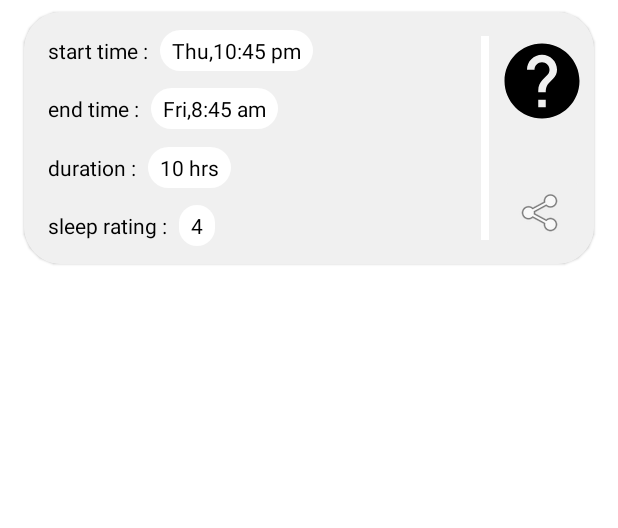
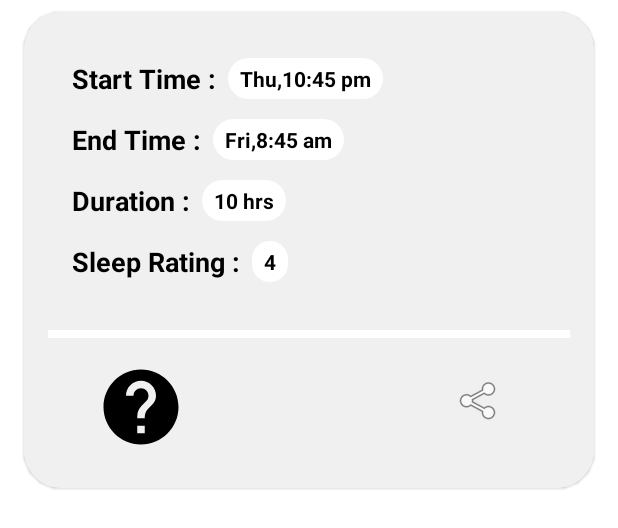
Before and after one commit to sakets3010/NightNight, an Android app: the layout list_item_sleep.xml on its own in the app's theme, with its tools: preview values and no code run, on a phone screen of 412 x 824 dp. Shown: the top 528 px of the screen. Run offline under Robolectric (Android 15) with nearby library versions, the phone set to English and light mode, and no system bars.

Commit message:
fixed bugs,improved ui.

```diff
--- a/app/src/main/java/com/example/nightnight/MainActivity.kt
+++ b/app/src/main/java/com/example/nightnight/MainActivity.kt
@@ -5,8 +5,8 @@ import android.view.View
 import androidx.appcompat.app.AppCompatActivity
 import androidx.navigation.Navigation
 import androidx.navigation.ui.setupWithNavController
+import com.example.nightnight.R
 import com.example.nightnight.databinding.ActivityMainBinding
-import com.google.android.material.bottomnavigation.BottomNavigationView
 import dagger.hilt.android.AndroidEntryPoint
 
 @AndroidEntryPoint
@@ -14,8 +14,11 @@ class MainActivity : AppCompatActivity() {
     private lateinit var binding: ActivityMainBinding
     override fun onCreate(savedInstanceState: Bundle?) {
         super.onCreate(savedInstanceState)
+
         binding = ActivityMainBinding.inflate(layoutInflater)
+
         setContentView(binding.root)
+
         val navController = Navigation.findNavController(this, R.id.home_nav)
 
         binding.bottomNavigation.setupWithNavController(navController)
--- a/app/src/main/java/com/example/nightnight/db/NightDao.kt
+++ b/app/src/main/java/com/example/nightnight/db/NightDao.kt
@@ -15,8 +15,8 @@ interface NightDao {
     @Update
     suspend fun update(night: Night)
 
-    @Query("SELECT * from Night WHERE id = :key")
-    suspend fun getData(key: Long): Night?
+    @Query("SELECT * from Night WHERE id = :nightId")
+    suspend fun getData(nightId: Long): Night?
 
     @Query("SELECT * FROM Night ORDER BY id DESC LIMIT 1")
     suspend fun getLastNight(): Night?
--- a/app/src/main/java/com/example/nightnight/db/NightDatabase.kt
+++ b/app/src/main/java/com/example/nightnight/db/NightDatabase.kt
@@ -7,6 +7,7 @@ import androidx.room.RoomDatabase
 
 @Database(entities = [Night::class], version = 3,exportSchema = false)
 abstract class NightDatabase : RoomDatabase() {
+
     abstract fun nightDao(): NightDao
 
     companion object {
--- a/app/src/main/java/com/example/nightnight/NightRepository.kt
+++ b/app/src/main/java/com/example/nightnight/db/NightRepository.kt
@@ -1,8 +1,6 @@
-package com.example.nightnight
+package com.example.nightnight.db
 
 import androidx.lifecycle.LiveData
-import com.example.nightnight.db.Night
-import com.example.nightnight.db.NightDao
 import javax.inject.Inject
 
 
--- a/app/src/main/java/com/example/nightnight/di/DatabaseModule.kt
+++ b/app/src/main/java/com/example/nightnight/di/DBModule.kt
@@ -1,7 +1,7 @@
 package com.example.nightnight.di
 
 import android.content.Context
-import com.example.nightnight.NightRepository
+import com.example.nightnight.db.NightRepository
 import com.example.nightnight.db.NightDao
 import com.example.nightnight.db.NightDatabase
 import dagger.hilt.InstallIn
--- a/app/src/main/java/com/example/nightnight/rating/RatingFragment.kt
+++ b/app/src/main/java/com/example/nightnight/rating/RatingFragment.kt
@@ -29,7 +29,7 @@ class RatingFragment : Fragment() {
         val args: RatingFragmentArgs by navArgs()
         _binding = FragmentRatingBinding.inflate(inflater, container, false)
 
-        binding.timeText.base = SystemClock.elapsedRealtime() - args.time
+        binding.timeText.base = SystemClock.elapsedRealtime().minus(args.time)
 
         binding.veryUpset.setOnClickListener {
             update(1,args.id)
@@ -46,6 +46,7 @@ class RatingFragment : Fragment() {
         binding.veryHappy.setOnClickListener {
             update(5,args.id)
         }
+
         return binding.root
     }
 
--- a/app/src/main/res/layout/activity_main.xml
+++ b/app/src/main/res/layout/activity_main.xml
@@ -15,6 +15,7 @@
         app:navGraph="@navigation/nav"
         tools:layout_editor_absoluteX="1dp"
         tools:layout_editor_absoluteY="1dp" />
+
     <com.google.android.material.bottomnavigation.BottomNavigationView
         android:id="@+id/bottom_navigation"
         app:layout_constraintBottom_toBottomOf="parent"
--- a/app/src/main/res/layout/list_item_sleep.xml
+++ b/app/src/main/res/layout/list_item_sleep.xml
@@ -21,8 +21,9 @@
 
         <androidx.constraintlayout.widget.ConstraintLayout
             android:layout_width="match_parent"
-            android:layout_height="match_parent"
-            android:background="@color/colorFragmentBackground">
+            android:layout_height="wrap_content"
+            android:background="@color/colorFragmentBackground"
+            android:padding="16sp">
 
             <TextView
                 android:id="@+id/sleep_time_start_text"
@@ -32,8 +33,8 @@
                 android:layout_marginTop="16dp"
                 android:text="@string/start_time"
                 android:textColor="@color/colorBlack"
-                android:textSize="14sp"
-                app:layout_constraintBottom_toTopOf="@+id/sleep_time_end_text"
+                android:textStyle="bold"
+                android:textSize="18sp"
                 app:layout_constraintStart_toStartOf="parent"
                 app:layout_constraintTop_toTopOf="parent"
                 app:layout_constraintVertical_chainStyle="spread_inside" />
@@ -43,6 +44,7 @@
                 android:layout_width="wrap_content"
                 android:layout_height="wrap_content"
                 android:layout_marginStart="8dp"
+                android:textStyle="bold"
                 android:background="@drawable/rounded_white_bg"
                 android:paddingStart="8dp"
                 android:paddingEnd="8dp"
@@ -60,9 +62,10 @@
                 android:layout_marginStart="16dp"
                 android:layout_marginTop="16dp"
                 android:text="@string/duration_"
+                android:textStyle="bold"
                 android:textColor="@color/colorBlack"
-                android:textSize="14sp"
-                app:layout_constraintBottom_toTopOf="@+id/sleep_quality_indicator"
+                android:textSize="18sp"
+
                 app:layout_constraintStart_toStartOf="parent"
                 app:layout_constraintTop_toBottomOf="@+id/sleep_time_end_text" />
 
@@ -74,6 +77,7 @@
                 android:background="@drawable/rounded_white_bg"
                 android:paddingStart="8dp"
                 android:paddingEnd="8dp"
+                android:textStyle="bold"
                 android:textColor="@color/colorBlack"
                 android:textSize="14sp"
                 app:layout_constraintBottom_toBottomOf="@id/sleep_time_duration_text"
@@ -87,10 +91,10 @@
                 android:layout_height="wrap_content"
                 android:layout_marginStart="16dp"
                 android:layout_marginTop="16dp"
+                android:textStyle="bold"
                 android:text="@string/end_time"
                 android:textColor="@color/colorBlack"
-                android:textSize="14sp"
-                app:layout_constraintBottom_toTopOf="@+id/sleep_time_duration_text"
+                android:textSize="18sp"
                 app:layout_constraintStart_toStartOf="parent"
                 app:layout_constraintTop_toBottomOf="@+id/sleep_time_start_text" />
 
@@ -102,6 +106,7 @@
                 android:background="@drawable/rounded_white_bg"
                 android:paddingStart="8dp"
                 android:paddingEnd="8dp"
+                android:textStyle="bold"
                 android:textColor="@color/colorBlack"
                 android:textSize="14sp"
                 app:layout_constraintBottom_toBottomOf="@id/sleep_time_end_text"
@@ -116,10 +121,11 @@
                 android:layout_marginStart="16dp"
                 android:layout_marginTop="16dp"
                 android:layout_marginBottom="16dp"
+                android:textStyle="bold"
                 android:text="@string/sleep_rating"
                 android:textColor="@color/colorBlack"
-                android:textSize="14sp"
-                app:layout_constraintBottom_toBottomOf="parent"
+                android:textSize="18sp"
+
                 app:layout_constraintStart_toStartOf="parent"
                 app:layout_constraintTop_toBottomOf="@+id/sleep_time_duration_text" />
 
@@ -132,6 +138,7 @@
                 android:paddingStart="8dp"
                 android:paddingEnd="8dp"
                 android:textColor="@color/colorBlack"
+                android:textStyle="bold"
                 android:textSize="14sp"
                 app:layout_constraintBottom_toBottomOf="@id/sleep_quality_indicator"
                 app:layout_constraintStart_toEndOf="@id/sleep_quality_indicator"
@@ -140,40 +147,38 @@
 
             <View
                 android:id="@+id/view_divider"
-                android:layout_width="5dp"
-                android:layout_height="0dp"
-                android:layout_marginTop="16dp"
-                android:layout_marginEnd="70dp"
-                android:layout_marginBottom="16dp"
+                android:layout_width="0dp"
+                android:layout_height="5dp"
+                android:layout_marginTop="32dp"
                 android:background="@color/colorWhite"
-                app:layout_constraintBottom_toBottomOf="parent"
                 app:layout_constraintEnd_toEndOf="parent"
-                app:layout_constraintTop_toTopOf="parent" />
+                app:layout_constraintStart_toStartOf="parent"
+                app:layout_constraintTop_toBottomOf="@id/sleep_rating_text" />
 
             <de.hdodenhof.circleimageview.CircleImageView
                 android:id="@+id/rating_image"
                 android:layout_width="60dp"
                 android:layout_height="60dp"
+                android:layout_marginStart="32dp"
                 android:layout_marginTop="16dp"
-                android:layout_marginBottom="32dp"
+                android:layout_marginBottom="8dp"
                 android:src="@drawable/ic_baseline_help_24"
-                app:layout_constraintBottom_toTopOf="@+id/shareButton"
-                app:layout_constraintEnd_toEndOf="parent"
-                app:layout_constraintHorizontal_bias="0.5"
-                app:layout_constraintStart_toEndOf="@id/view_divider"
-                app:layout_constraintTop_toTopOf="parent"
+                app:layout_constraintStart_toStartOf="@+id/view_divider"
+                app:layout_constraintTop_toBottomOf="@+id/view_divider"
+                app:layout_constraintBottom_toBottomOf="parent"
+                app:layout_constraintVertical_bias="0.0"
                 app:layout_constraintVertical_chainStyle="packed" />
 
             <ImageButton
                 android:id="@+id/shareButton"
                 android:layout_width="wrap_content"
                 android:layout_height="wrap_content"
+                android:layout_marginEnd="32dp"
                 android:layout_marginBottom="8dp"
                 android:backgroundTint="@color/colorFragmentBackground"
-                app:layout_constraintBottom_toBottomOf="parent"
-                app:layout_constraintEnd_toEndOf="@id/rating_image"
-                app:layout_constraintStart_toStartOf="@id/rating_image"
-                app:layout_constraintTop_toBottomOf="@+id/rating_image"
+                app:layout_constraintBottom_toBottomOf="@id/rating_image"
+                app:layout_constraintEnd_toEndOf="parent"
+                app:layout_constraintTop_toTopOf="@+id/rating_image"
                 app:srcCompat="@android:drawable/ic_menu_share" />
 
 
--- a/app/src/main/res/values/strings.xml
+++ b/app/src/main/res/values/strings.xml
@@ -4,18 +4,18 @@
     <string name="hello_blank_fragment">Hello blank fragment</string>
     <string name="client_id">1078958188393-g0dqbsee7li9bqh7m0o8drvr31u9h0um.apps.googleusercontent.com</string>
     <string name="rate_your_sleep">Rate your Sleep</string>
-    <string name="start_time">start time :</string>
-    <string name="end_time">end time :</string>
-    <string name="sleep_rating">sleep rating :</string>
+    <string name="start_time">Start Time :</string>
+    <string name="end_time">End Time :</string>
+    <string name="sleep_rating">Sleep Rating :</string>
     <string name="duration">duration</string>
-    <string name="duration_">duration :</string>
+    <string name="duration_">Duration :</string>
     <string name="start">Start</string>
     <string name="stop">Stop</string>
     <string name="clear">clear</string>
     <string name="minutes_length">%d minutes</string>
     <string name="hours_length">%d hours</string>
     <string name="seconds_length">%d seconds</string>
-    <string name="you_don_t_have_any_sleep_record_stored_at_the_moment">you don\'t have any sleep record stored at the moment.</string>
+    <string name="you_don_t_have_any_sleep_record_stored_at_the_moment"> sleep record empty :(</string>
     <string name="night_night">Night Night</string>
     <string name="sign_in_to_continue">Sign In to Continue</string>
     <string name="poor">Poor</string>
@@ -25,4 +25,5 @@
     <string name="great">Great</string>
     <string name="home">Home</string>
     <string name="graph">Graph</string>
+    <string name="records_empty">Records Empty :(</string>
 </resources>
```
Also changed, not shown: app/src/main/java/com/example/nightnight/SplashActivity.kt (+9 -8 lines), app/src/main/java/com/example/nightnight/helper/util.kt (renamed from app/src/main/java/com/example/nightnight/util.kt, +5 -8 lines), app/src/main/java/com/example/nightnight/home/HomeFragment.kt (+21 -40 lines), app/src/main/java/com/example/nightnight/home/HomeViewModel.kt (+21 -35 lines), app/src/main/java/com/example/nightnight/home/NightAdapter.kt (+59 -34 lines), app/src/main/java/com/example/nightnight/monitor/GraphFragment.kt (+25 -9 lines), app/src/main/java/com/example/nightnight/monitor/GraphViewmodel.kt (+4 -9 lines), app/src/main/java/com/example/nightnight/rating/RatingViewModel.kt (+3 -7 lines), app/src/main/res/layout/fragment_graph.xml (+25 -0 lines), app/src/main/res/layout/fragment_home.xml (+21 -34 lines), app/src/main/res/navigation/nav.xml (+5 -3 lines).
